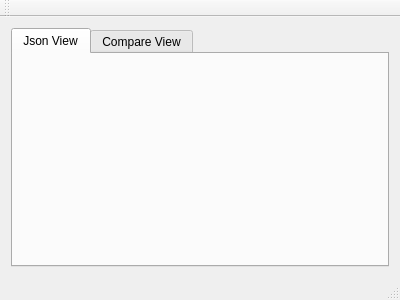
This is mainwindow.ui in coozoo/qtjsondiff as Qt 5 draws it before an edit. The edited form follows.
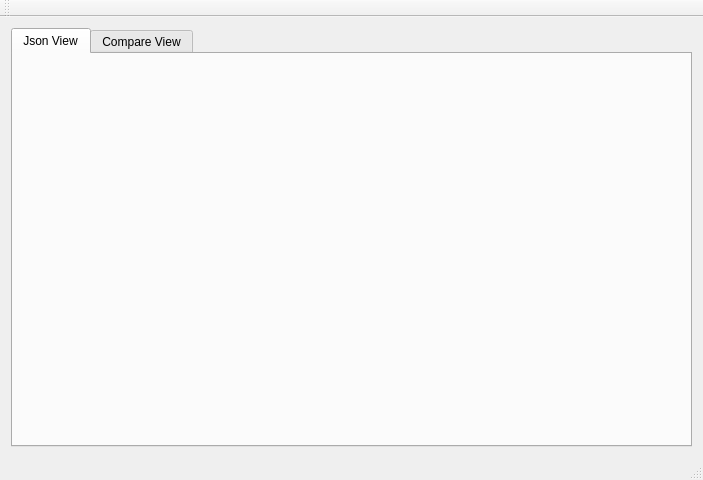
This is the edited form.

Commit message: enable browsable

The edit to the form file:
```diff
--- a/mainwindow.ui
+++ b/mainwindow.ui
@@ -6,10 +6,16 @@
    <rect>
     <x>0</x>
     <y>0</y>
-    <width>400</width>
-    <height>300</height>
+    <width>703</width>
+    <height>480</height>
    </rect>
   </property>
+  <property name="minimumSize">
+   <size>
+    <width>640</width>
+    <height>480</height>
+   </size>
+  </property>
   <property name="windowTitle">
    <string>MainWindow</string>
   </property>
```
Left out of the diff: 2 changed lines with no effect on the pictures. The commit also changes 1 other file.
